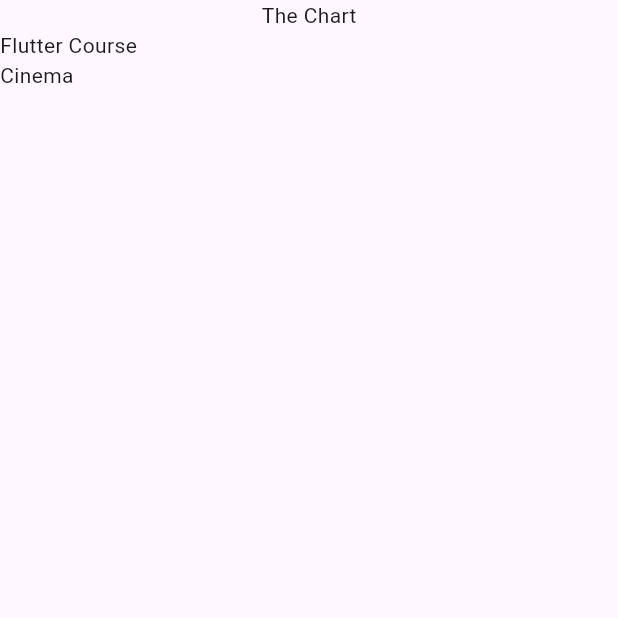
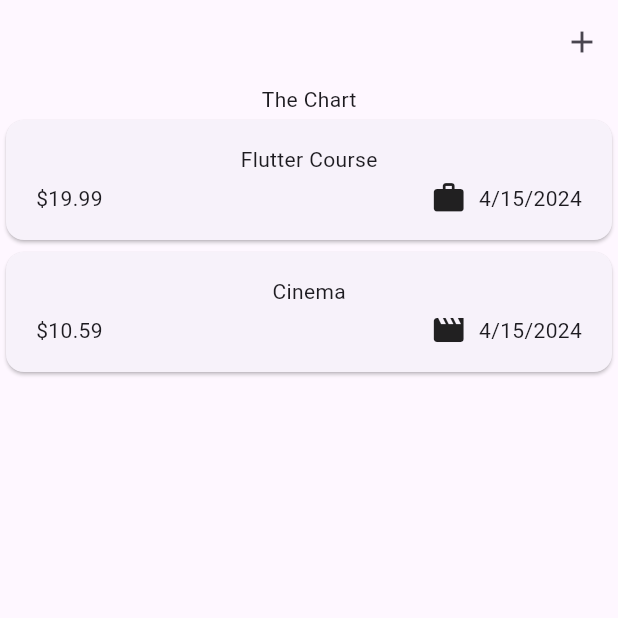
Before and after one commit to YCCNX/expense_tracker, a Flutter app: the screen it shows after launch, on a phone screen of 412 x 824 dp, the top half of it. Run offline on Flutter 3.47's test engine with Material 3 defaults, Android fonts, the phone set to English and light mode, and no system bars.

Commit message:
Update infrastucture

```diff
--- a/lib/models/expense.dart
+++ b/lib/models/expense.dart
@@ -1,10 +1,28 @@
 import 'package:uuid/uuid.dart';
+import 'package:flutter/material.dart';
+import 'package:intl/intl.dart';
+
+final formatter = DateFormat.yMd();
 
 const uuid = Uuid();
 
 enum Category { food, travel, leisure, work, other }
 
+const categoryIcons = {
+  Category.food: Icons.dinner_dining,
+  Category.travel: Icons.flight,
+  Category.leisure: Icons.movie,
+  Category.work: Icons.work,
+  Category.other: Icons.devices_other
+};
+
 class Expense {
+  final String id;
+  final String title;
+  final double amount;
+  final DateTime date;
+  final Category category;
+
   Expense({
     required this.title,
     required this.amount,
@@ -12,9 +30,7 @@ class Expense {
     required this.category,
   }) : id = uuid.v4();
 
-  final String id;
-  final String title;
-  final double amount;
-  final DateTime date;
-  final Category category;
+  String get formetteDate {
+    return formatter.format(date);
+  }
 }
--- a/lib/widgets/expenses.dart
+++ b/lib/widgets/expenses.dart
@@ -29,6 +29,11 @@ class _ExpensesState extends State<Expenses> {
   @override
   Widget build(BuildContext context) {
     return Scaffold(
+      appBar: AppBar(
+        actions: [
+          IconButton(onPressed: () {}, icon: const Icon(Icons.add)),
+        ],
+      ),
       body: Column(
         children: [
           const Text('The Chart'),
--- a/lib/widgets/expenses_list/expense_item.dart
+++ b/lib/widgets/expenses_list/expense_item.dart
@@ -1,10 +1,41 @@
+import 'package:expense_tracker/models/expense.dart';
 import 'package:flutter/material.dart';
 
 class ExpenseItem extends StatelessWidget {
-  const ExpenseItem({super.key});
+  const ExpenseItem(this.expense, {super.key});
+
+  final Expense expense;
 
   @override
   Widget build(BuildContext context) {
-    return const Placeholder();
+    return Card(
+      child: Padding(
+        padding: const EdgeInsets.symmetric(
+          horizontal: 20,
+          vertical: 16,
+        ),
+        child: Column(
+          children: [
+            Text(expense.title),
+            const SizedBox(
+              height: 4,
+            ),
+            Row(
+              children: [
+                Text('\$${expense.amount.toStringAsFixed(2)}'),
+                const Spacer(),
+                Row(
+                  children: [
+                    Icon(categoryIcons[expense.category]),
+                    const SizedBox(width: 8),
+                    Text(expense.formetteDate),
+                  ],
+                ),
+              ],
+            )
+          ],
+        ),
+      ),
+    );
   }
 }
--- a/lib/widgets/expenses_list/expenses_list.dart
+++ b/lib/widgets/expenses_list/expenses_list.dart
@@ -1,4 +1,5 @@
 import 'package:expense_tracker/models/expense.dart';
+import 'package:expense_tracker/widgets/expenses_list/expense_item.dart';
 import 'package:flutter/material.dart';
 
 class ExpensesList extends StatelessWidget {
@@ -10,7 +11,7 @@ class ExpensesList extends StatelessWidget {
   Widget build(BuildContext context) {
     return ListView.builder(
       itemCount: expenses.length,
-      itemBuilder: (context, index) => Text(expenses[index].title),
+      itemBuilder: (context, index) => ExpenseItem(expenses[index]),
     );
   }
 }
--- a/pubspec.yaml
+++ b/pubspec.yaml
@@ -36,6 +36,7 @@ dependencies:
   # Use with the CupertinoIcons class for iOS style icons.
   cupertino_icons: ^1.0.6
   uuid: ^4.4.0
+  intl: ^0.19.0
 
 dev_dependencies:
   flutter_test:
```
Also changed, not shown: pubspec.lock.
